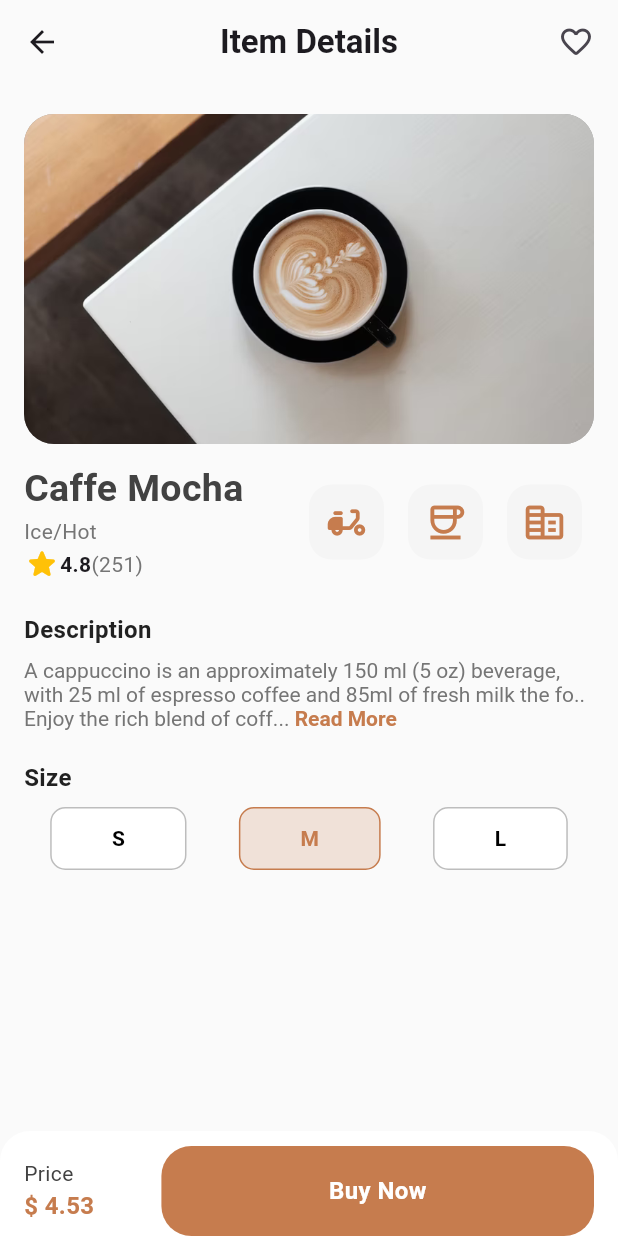
After one commit to VishishtaDilsara/coffee-shop-mobile-app, a Flutter app: the ItemViewScreen screen opened directly, on a phone screen of 412 x 824 dp. The commit adds this screen. Run offline on Flutter 3.47's test engine with Material 3 defaults, Android fonts, the phone set to English and light mode, and no system bars.

Commit message:
Item Details screen created

```diff
--- a/lib/screens/home_screen.dart
+++ b/lib/screens/home_screen.dart
@@ -1,4 +1,5 @@
 import 'package:coffee_shop/data/demo_data.dart';
+import 'package:coffee_shop/screens/item_view.dart';
 import 'package:coffee_shop/utils/custom_colors.dart';
 import 'package:flutter/material.dart';
 
@@ -233,7 +234,16 @@ class HomeScreen extends StatelessWidget {
                       itemCount: Categories.products.length,
                       itemBuilder: (context, index) {
                         final productIndex = Categories.products[index];
-                        return Container(
+                        return GestureDetector(
+                          onTap: () {
+                            Navigator.push(
+                              context,
+                              MaterialPageRoute(
+                                builder: (context) => ItemViewScreen(),
+                              ),
+                            );
+                          },
+                          child: Container(
                             padding: EdgeInsets.all(6),
                             decoration: BoxDecoration(
                               color: Colors.white,
@@ -316,11 +326,15 @@ class HomeScreen extends StatelessWidget {
                                         color: CustomColors.primaryColor,
                                         borderRadius: BorderRadius.circular(10),
                                       ),
-                                    child: Icon(Icons.add, color: Colors.white),
+                                      child: Icon(
+                                        Icons.add,
+                                        color: Colors.white,
+                                      ),
                                     ),
                                   ],
                                 ),
                               ],
+                            ),
                           ),
                         );
                       },
--- /dev/null
+++ b/lib/screens/item_view.dart
@@ -0,0 +1,258 @@
+import 'package:coffee_shop/components/custom_button.dart';
+import 'package:coffee_shop/utils/custom_colors.dart';
+import 'package:flutter/material.dart';
+
+class ItemViewScreen extends StatefulWidget {
+  const ItemViewScreen({super.key});
+
+  @override
+  State<ItemViewScreen> createState() => _ItemViewScreenState();
+}
+
+class _ItemViewScreenState extends State<ItemViewScreen> {
+  @override
+  Widget build(BuildContext context) {
+    final size = MediaQuery.sizeOf(context);
+    return Scaffold(
+      backgroundColor: Colors.grey.shade50,
+      appBar: AppBar(
+        backgroundColor: Colors.grey.shade50,
+        title: Text(
+          'Item Details',
+          style: TextStyle(fontWeight: FontWeight.bold),
+        ),
+        centerTitle: true,
+        actions: [
+          Padding(
+            padding: const EdgeInsets.only(right: 16),
+            child: Icon(Icons.favorite_outline_rounded),
+          ),
+        ],
+      ),
+      bottomNavigationBar: Container(
+        padding: EdgeInsets.only(top: 10),
+        decoration: BoxDecoration(
+          color: Colors.white,
+          borderRadius: BorderRadius.only(
+            topLeft: Radius.circular(20),
+            topRight: Radius.circular(20),
+          ),
+        ),
+        child: SafeArea(
+          child: Padding(
+            padding: const EdgeInsets.symmetric(horizontal: 16),
+            child: Row(
+              mainAxisAlignment: MainAxisAlignment.spaceBetween,
+              children: [
+                Column(
+                  crossAxisAlignment: CrossAxisAlignment.start,
+                  mainAxisSize: MainAxisSize.min,
+                  children: [
+                    Text(
+                      'Price',
+                      style: TextStyle(color: Colors.grey.shade800),
+                    ),
+                    Text(
+                      '\$ 4.53',
+                      style: TextStyle(
+                        color: CustomColors.primaryColor,
+                        fontWeight: FontWeight.bold,
+                        fontSize: 16,
+                      ),
+                    ),
+                  ],
+                ),
+                SizedBox(
+                  width: size.width * 0.7,
+                  child: CustomButton(text: 'Buy Now', onTap: () {}),
+                ),
+              ],
+            ),
+          ),
+        ),
+      ),
+      body: Padding(
+        padding: const EdgeInsets.symmetric(horizontal: 16, vertical: 8),
+        child: Column(
+          crossAxisAlignment: CrossAxisAlignment.start,
+          children: [
+            SizedBox(height: 12),
+            Container(
+              width: double.infinity,
+              height: 220,
+              decoration: BoxDecoration(
+                image: DecorationImage(
+                  image: AssetImage('assets/images/1.png'),
+                  fit: BoxFit.cover,
+                ),
+                color: Colors.grey,
+                borderRadius: BorderRadius.circular(20),
+              ),
+            ),
+            SizedBox(height: 12),
+            Row(
+              children: [
+                Column(
+                  crossAxisAlignment: CrossAxisAlignment.start,
+                  children: [
+                    Text(
+                      'Caffe Mocha',
+                      style: TextStyle(
+                        fontWeight: FontWeight.bold,
+                        fontSize: 25,
+                        color: Colors.grey.shade800,
+                      ),
+                    ),
+                    Text(
+                      'Ice/Hot',
+                      style: TextStyle(color: Colors.grey.shade600),
+                    ),
+                    Row(
+                      children: [
+                        Icon(Icons.star_rounded, color: Colors.amber),
+                        Text(
+                          '4.8',
+                          style: TextStyle(fontWeight: FontWeight.w600),
+                        ),
+                        Text(
+                          '(251)',
+                          style: TextStyle(color: Colors.grey.shade600),
+                        ),
+                      ],
+                    ),
+                  ],
+                ),
+                Spacer(),
+                Row(
+                  children: [
+                    Padding(
+                      padding: const EdgeInsets.all(8.0),
+                      child: Container(
+                        width: 50,
+                        height: 50,
+                        decoration: BoxDecoration(
+                          color: Colors.grey.shade100,
+                          borderRadius: BorderRadius.circular(15),
+                        ),
+                        child: Icon(
+                          Icons.delivery_dining_rounded,
+                          color: CustomColors.primaryColor,
+                          size: 30,
+                        ),
+                      ),
+                    ),
+                    Padding(
+                      padding: const EdgeInsets.all(8.0),
+                      child: Container(
+                        width: 50,
+                        height: 50,
+                        decoration: BoxDecoration(
+                          color: Colors.grey.shade100,
+                          borderRadius: BorderRadius.circular(15),
+                        ),
+                        child: Icon(
+                          Icons.coffee_outlined,
+                          color: CustomColors.primaryColor,
+                          size: 30,
+                        ),
+                      ),
+                    ),
+                    Padding(
+                      padding: const EdgeInsets.all(8.0),
+                      child: Container(
+                        width: 50,
+                        height: 50,
+                        decoration: BoxDecoration(
+                          color: Colors.grey.shade100,
+                          borderRadius: BorderRadius.circular(15),
+                        ),
+                        child: Icon(
+                          Icons.corporate_fare_rounded,
+                          color: CustomColors.primaryColor,
+                          size: 30,
+                        ),
+                      ),
+                    ),
+                  ],
+                ),
+              ],
+            ),
+            SizedBox(height: 20),
+            Text(
+              'Description',
+              style: TextStyle(
+                color: Colors.grey.shade900,
+                fontWeight: FontWeight.bold,
+                fontSize: 16,
+              ),
+            ),
+            SizedBox(height: 8),
+            RichText(
+              text: TextSpan(
+                text:
+                    'A cappuccino is an approximately 150 ml (5 oz) beverage, with 25 ml of espresso coffee and 85ml of fresh milk the fo.. Enjoy the rich blend of coff... ',
+                style: TextStyle(color: Colors.grey.shade600),
+                children: [
+                  TextSpan(
+                    text: 'Read More',
+                    style: TextStyle(
+                      color: CustomColors.primaryColor,
+                      fontWeight: FontWeight.bold,
+                    ),
+                  ),
+                ],
+              ),
+            ),
+            SizedBox(height: 20),
+            Text(
+              'Size',
+              style: TextStyle(
+                color: Colors.grey.shade900,
+                fontWeight: FontWeight.bold,
+                fontSize: 16,
+              ),
+            ),
+            SizedBox(height: 8),
+            Row(
+              mainAxisAlignment: MainAxisAlignment.spaceAround,
+              children: [
+                SizeBox(text: 'S'),
+                SizeBox(text: 'M', isSelected: true),
+                SizeBox(text: 'L'),
+              ],
+            ),
+          ],
+        ),
+      ),
+    );
+  }
+}
+
+class SizeBox extends StatelessWidget {
+  final bool isSelected;
+  final String text;
+  const SizeBox({super.key, required this.text, this.isSelected = false});
+
+  @override
+  Widget build(BuildContext context) {
+    return Container(
+      padding: EdgeInsets.symmetric(horizontal: 40, vertical: 10),
+      decoration: BoxDecoration(
+        color: isSelected
+            ? CustomColors.primaryColor.withAlpha(50)
+            : Colors.white,
+        borderRadius: BorderRadius.circular(10),
+        border: Border.all(
+          color: isSelected ? CustomColors.primaryColor : Colors.grey.shade400,
+        ),
+      ),
+      child: Text(
+        text,
+        style: TextStyle(
+          fontWeight: FontWeight.bold,
+          color: isSelected ? CustomColors.primaryColor : Colors.black,
+        ),
+      ),
+    );
+  }
+}
```
Lines whose indentation alone changed are shown as unchanged.
